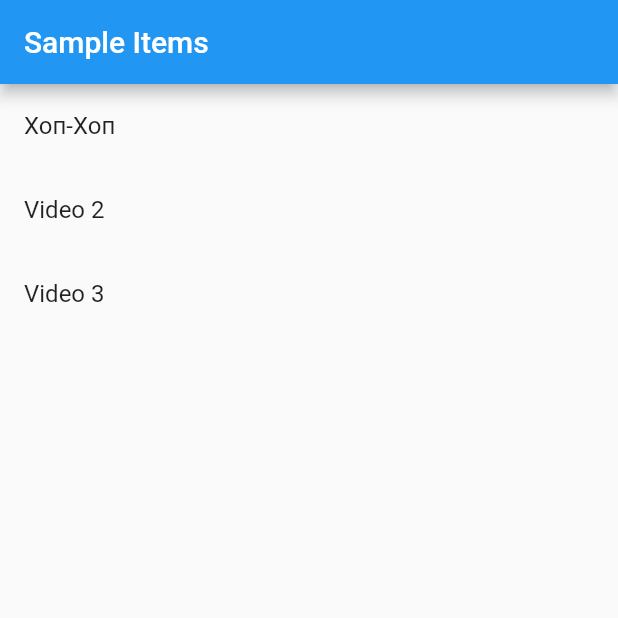
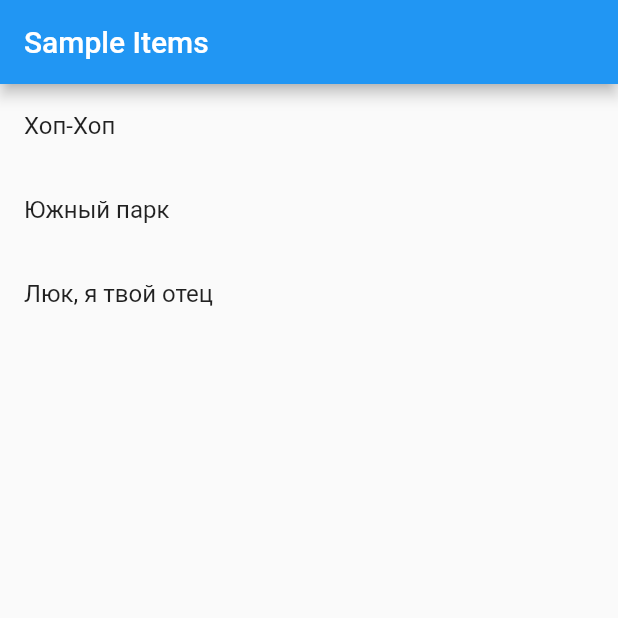
Before and after one commit to IOPbEBI14/webview_camera_maps_playback_flutter, a Flutter app: the screen it shows after launch, on a phone screen of 412 x 824 dp, the top half of it. Run offline on Flutter 3.47's test engine with Material 2 defaults, Android fonts, the phone set to English and light mode, and no system bars; our stand-ins replace camera, flutter_bloc, webview_flutter, youtube_player_flutter; missing offline and left inert: yandex_mapkit.

Commit message:
Homework #18.

```diff
--- a/my_video_player/lib/src/sample_feature/video_list_view.dart
+++ b/my_video_player/lib/src/sample_feature/video_list_view.dart
@@ -8,8 +8,8 @@ class VideoListView extends StatelessWidget {
     Key? key,
     this.items = const [
       VideoFile(1, 'Хоп-Хоп', 'Rzja-qJgSX4'),
-      VideoFile(2, 'Video 2', 'https://'),
-      VideoFile(3, 'Video 3', 'https://')
+      VideoFile(2, 'Южный парк', 'w-yduJfPSwg'),
+      VideoFile(3, 'Люк, я твой отец', 'nEMwOUKDM_I')
     ],
   }) : super(key: key);
 
```
